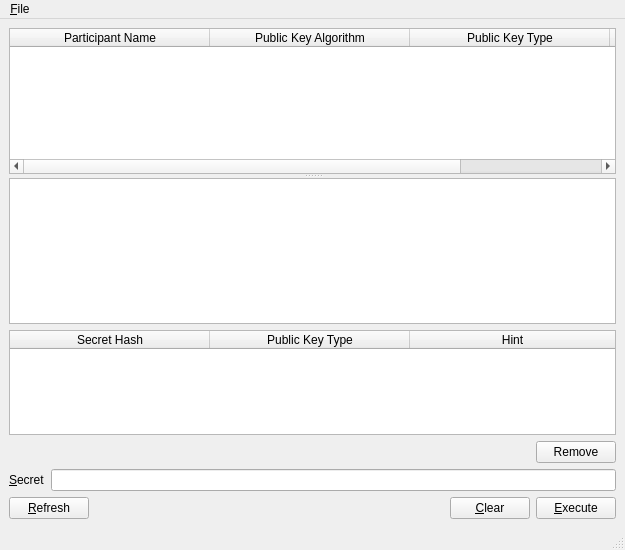
Before: the Qt Designer form branches/trunk/UI/spot-on-smpwindow.ui in textbrowser/spot-on, drawn with Qt 5.
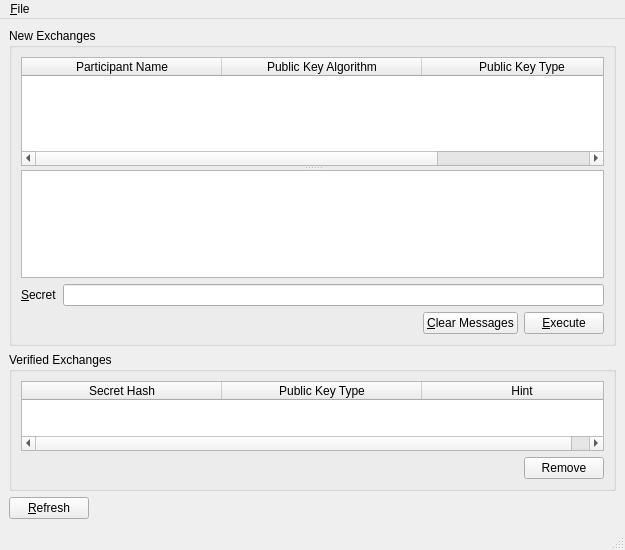
After: the same form once the commit is applied. Icons and pictures are not drawn.

The edit to the form file:
```diff
--- a/branches/trunk/UI/spot-on-smpwindow.ui
+++ b/branches/trunk/UI/spot-on-smpwindow.ui
@@ -17,6 +17,12 @@
   <widget class="QWidget" name="centralwidget">
    <layout class="QVBoxLayout" name="verticalLayout">
     <item>
+     <widget class="QGroupBox" name="groupBox_2">
+      <property name="title">
+       <string>New Exchanges</string>
+      </property>
+      <layout class="QVBoxLayout" name="verticalLayout_4">
+       <item>
      <widget class="QSplitter" name="splitter">
       <property name="orientation">
        <enum>Qt::Vertical</enum>
@@ -67,74 +73,6 @@
       <widget class="QTextBrowser" name="output"/>
      </widget>
     </item>
-    <item>
-     <layout class="QVBoxLayout" name="verticalLayout_2">
-      <item>
-       <widget class="QTableWidget" name="secrets">
-        <property name="alternatingRowColors">
-         <bool>true</bool>
-        </property>
-        <property name="selectionMode">
-         <enum>QAbstractItemView::SingleSelection</enum>
-        </property>
-        <property name="selectionBehavior">
-         <enum>QAbstractItemView::SelectRows</enum>
-        </property>
-        <property name="horizontalScrollMode">
-         <enum>QAbstractItemView::ScrollPerPixel</enum>
-        </property>
-        <property name="sortingEnabled">
-         <bool>true</bool>
-        </property>
-        <attribute name="horizontalHeaderDefaultSectionSize">
-         <number>200</number>
-        </attribute>
-        <attribute name="horizontalHeaderStretchLastSection">
-         <bool>true</bool>
-        </attribute>
-        <column>
-         <property name="text">
-          <string>Secret Hash</string>
-         </property>
-        </column>
-        <column>
-         <property name="text">
-          <string>Public Key Type</string>
-         </property>
-        </column>
-        <column>
-         <property name="text">
-          <string>Hint</string>
-         </property>
-        </column>
-       </widget>
-      </item>
-      <item>
-       <layout class="QHBoxLayout" name="horizontalLayout_3">
-        <item>
-         <spacer name="horizontalSpacer_2">
-          <property name="orientation">
-           <enum>Qt::Horizontal</enum>
-          </property>
-          <property name="sizeHint" stdset="0">
-           <size>
-            <width>40</width>
-            <height>20</height>
-           </size>
-          </property>
-         </spacer>
-        </item>
-        <item>
-         <widget class="QPushButton" name="remove">
-          <property name="text">
-           <string>Remove</string>
-          </property>
-         </widget>
-        </item>
-       </layout>
-      </item>
-     </layout>
-    </item>
     <item>
      <layout class="QHBoxLayout" name="horizontalLayout_2">
       <item>
@@ -154,13 +92,6 @@
     </item>
     <item>
      <layout class="QHBoxLayout" name="horizontalLayout">
-      <item>
-       <widget class="QPushButton" name="refresh">
-        <property name="text">
-         <string>&amp;Refresh</string>
-        </property>
-       </widget>
-      </item>
       <item>
        <spacer name="horizontalSpacer">
         <property name="orientation">
@@ -177,7 +108,7 @@
       <item>
        <widget class="QPushButton" name="clear">
         <property name="text">
-         <string>&amp;Clear</string>
+            <string>&amp;Clear Messages</string>
         </property>
        </widget>
       </item>
@@ -192,6 +123,110 @@
     </item>
    </layout>
   </widget>
+    </item>
+    <item>
+     <widget class="QGroupBox" name="groupBox">
+      <property name="title">
+       <string>Verified Exchanges</string>
+      </property>
+      <layout class="QVBoxLayout" name="verticalLayout_3">
+       <item>
+        <layout class="QVBoxLayout" name="verticalLayout_2">
+         <item>
+          <widget class="QTableWidget" name="secrets">
+           <property name="alternatingRowColors">
+            <bool>true</bool>
+           </property>
+           <property name="selectionMode">
+            <enum>QAbstractItemView::SingleSelection</enum>
+           </property>
+           <property name="selectionBehavior">
+            <enum>QAbstractItemView::SelectRows</enum>
+           </property>
+           <property name="horizontalScrollMode">
+            <enum>QAbstractItemView::ScrollPerPixel</enum>
+           </property>
+           <property name="sortingEnabled">
+            <bool>true</bool>
+           </property>
+           <attribute name="horizontalHeaderDefaultSectionSize">
+            <number>200</number>
+           </attribute>
+           <attribute name="horizontalHeaderStretchLastSection">
+            <bool>true</bool>
+           </attribute>
+           <column>
+            <property name="text">
+             <string>Secret Hash</string>
+            </property>
+           </column>
+           <column>
+            <property name="text">
+             <string>Public Key Type</string>
+            </property>
+           </column>
+           <column>
+            <property name="text">
+             <string>Hint</string>
+            </property>
+           </column>
+          </widget>
+         </item>
+         <item>
+          <layout class="QHBoxLayout" name="horizontalLayout_3">
+           <item>
+            <spacer name="horizontalSpacer_2">
+             <property name="orientation">
+              <enum>Qt::Horizontal</enum>
+             </property>
+             <property name="sizeHint" stdset="0">
+              <size>
+               <width>40</width>
+               <height>20</height>
+              </size>
+             </property>
+            </spacer>
+           </item>
+           <item>
+            <widget class="QPushButton" name="remove">
+             <property name="text">
+              <string>Remove</string>
+             </property>
+            </widget>
+           </item>
+          </layout>
+         </item>
+        </layout>
+       </item>
+      </layout>
+     </widget>
+    </item>
+    <item>
+     <layout class="QHBoxLayout" name="horizontalLayout_5">
+      <item>
+       <widget class="QPushButton" name="refresh">
+        <property name="text">
+         <string>&amp;Refresh</string>
+        </property>
+       </widget>
+      </item>
+      <item>
+       <spacer name="horizontalSpacer_4">
+        <property name="orientation">
+         <enum>Qt::Horizontal</enum>
+        </property>
+        <property name="sizeHint" stdset="0">
+         <size>
+          <width>40</width>
+          <height>20</height>
+         </size>
+        </property>
+       </spacer>
+      </item>
+     </layout>
+    </item>
+   </layout>
+  </widget>
   <widget class="QMenuBar" name="menuBar">
    <property name="geometry">
     <rect>
```
Left out of the diff: 6 changed lines with no effect on the pictures. Lines whose indentation alone changed are shown as unchanged.
